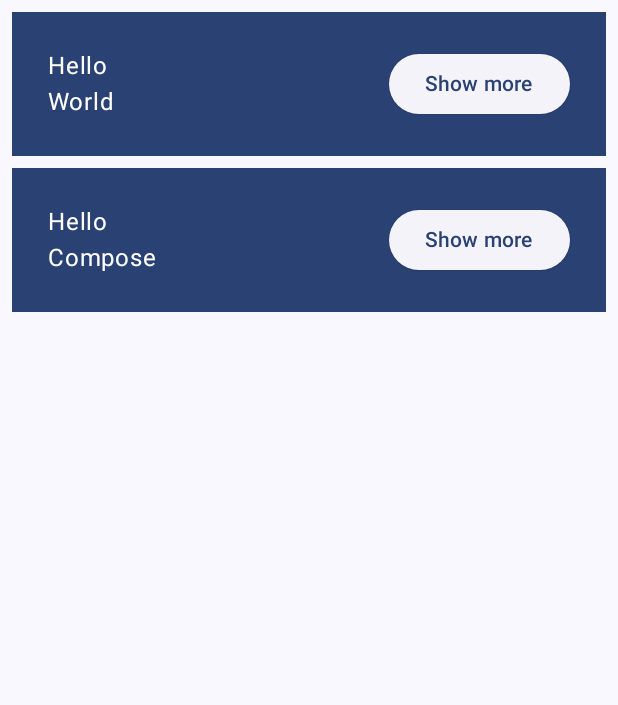
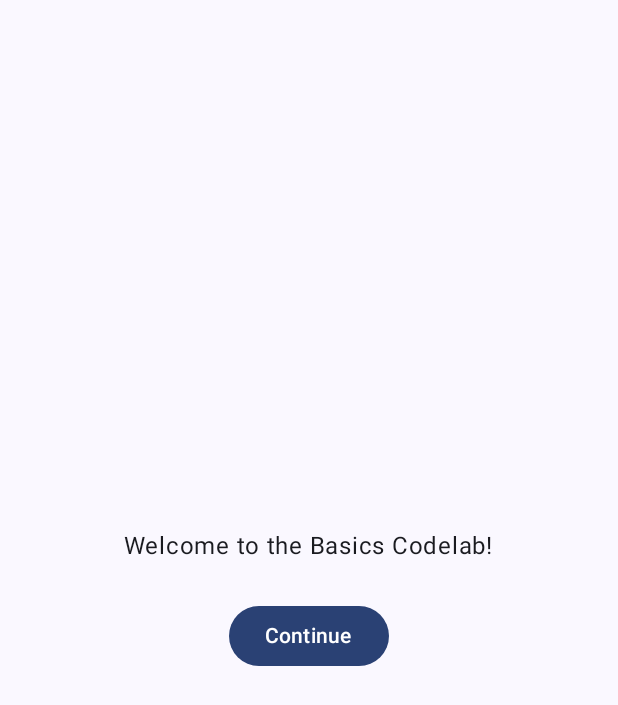
Before and after one commit to shenikk/ComposePractice, an Android app built with Jetpack Compose: the screen it shows after launch (MainActivity), on a phone screen of 412 x 824 dp. Shown: the top 705 px of the screen. Run offline under Robolectric (Android 15) with nearby library versions, the phone set to English and light mode, and no system bars.

Commit message:
Add onboarding screen and use by property delegate

```diff
--- a/app/src/main/java/com/example/composepractice/MainActivity.kt
+++ b/app/src/main/java/com/example/composepractice/MainActivity.kt
@@ -12,8 +12,10 @@ import androidx.compose.material3.MaterialTheme
 import androidx.compose.material3.Surface
 import androidx.compose.material3.Text
 import androidx.compose.runtime.Composable
+import androidx.compose.runtime.getValue
 import androidx.compose.runtime.mutableStateOf
 import androidx.compose.runtime.remember
+import androidx.compose.runtime.setValue
 import androidx.compose.ui.Modifier
 import androidx.compose.ui.tooling.preview.Preview
 import androidx.compose.ui.unit.dp
@@ -24,13 +26,7 @@ class MainActivity : ComponentActivity() {
         super.onCreate(savedInstanceState)
         setContent {
             ComposePracticeTheme {
-                // A surface container using the 'background' color from the theme
-                Surface(
-                    modifier = Modifier.fillMaxSize(),
-                    color = MaterialTheme.colorScheme.background
-                ) {
-                    MyApp()
-                }
+                MyApp(modifier = Modifier.fillMaxSize())
             }
         }
     }
@@ -40,12 +36,27 @@ class MainActivity : ComponentActivity() {
 @Composable
 fun GreetingPreview() {
     ComposePracticeTheme {
-        MyApp()
+        Greetings()
     }
 }
 
 @Composable
-fun MyApp(
+fun MyApp(modifier: Modifier = Modifier) {
+    var shouldShowOnboarding by remember { mutableStateOf(true) }
+
+    Surface(modifier) {
+        if (shouldShowOnboarding) {
+            // передаем лямбду, а не позволяем другой компоузабл функции мутировать состояние.
+            // таким образом композабл функция становится переиспользуемой
+            OnboardingScreen(onContinueClicked = { shouldShowOnboarding = false })
+        } else {
+            Greetings()
+        }
+    }
+}
+
+@Composable
+fun Greetings(
     modifier: Modifier = Modifier,
     names: List<String> = listOf("World", "Compose")
 ) {
@@ -60,8 +71,8 @@ fun MyApp(
 fun Greeting(name: String) {
     // remember работает как кэш. Первый раз выполняется код в лямбде и возвращает объект.
     // все последующие рекомпозиции remember будет возвращать ранее созданный объект
-    val expanded = remember { mutableStateOf(false) }
-    val extraPadding = if (expanded.value) 48.dp else 0.dp
+    var expanded by remember { mutableStateOf(false) }
+    val extraPadding = if (expanded) 48.dp else 0.dp
 
     Surface(
         modifier = Modifier.padding(vertical = 4.dp, horizontal = 4.dp),
@@ -78,11 +89,11 @@ fun Greeting(name: String) {
             }
             ElevatedButton(
                 onClick = {
-                    expanded.value = !expanded.value
+                    expanded = !expanded
                     println("Greeting2 ${expanded.hashCode()}")
                 }
             ) {
-                Text(text = if (expanded.value) "Show less" else "Show more")
+                Text(text = if (expanded) "Show less" else "Show more")
             }
         }
     }
--- /dev/null
+++ b/app/src/main/java/com/example/composepractice/Onboarding.kt
@@ -0,0 +1,40 @@
+package com.example.composepractice
+
+import androidx.compose.foundation.layout.Arrangement
+import androidx.compose.foundation.layout.Column
+import androidx.compose.foundation.layout.fillMaxSize
+import androidx.compose.foundation.layout.padding
+import androidx.compose.material3.Button
+import androidx.compose.material3.Text
+import androidx.compose.runtime.Composable
+import androidx.compose.ui.Alignment
+import androidx.compose.ui.Modifier
+import androidx.compose.ui.tooling.preview.Preview
+import androidx.compose.ui.unit.dp
+import com.example.composepractice.ui.theme.ComposePracticeTheme
+
+@Composable
+fun OnboardingScreen(modifier: Modifier = Modifier, onContinueClicked: () -> Unit) {
+
+    Column(
+        modifier = modifier.fillMaxSize(),
+        verticalArrangement = Arrangement.Center,
+        horizontalAlignment = Alignment.CenterHorizontally
+    ) {
+        Text("Welcome to the Basics Codelab!")
+        Button(
+            modifier = Modifier.padding(vertical = 24.dp),
+            onClick = { onContinueClicked() }
+        ) {
+            Text("Continue")
+        }
+    }
+}
+
+@Preview(showBackground = true, widthDp = 320, heightDp = 320)
+@Composable
+fun OnboardingPreview() {
+    ComposePracticeTheme {
+        OnboardingScreen(onContinueClicked = {})
+    }
+}
```
